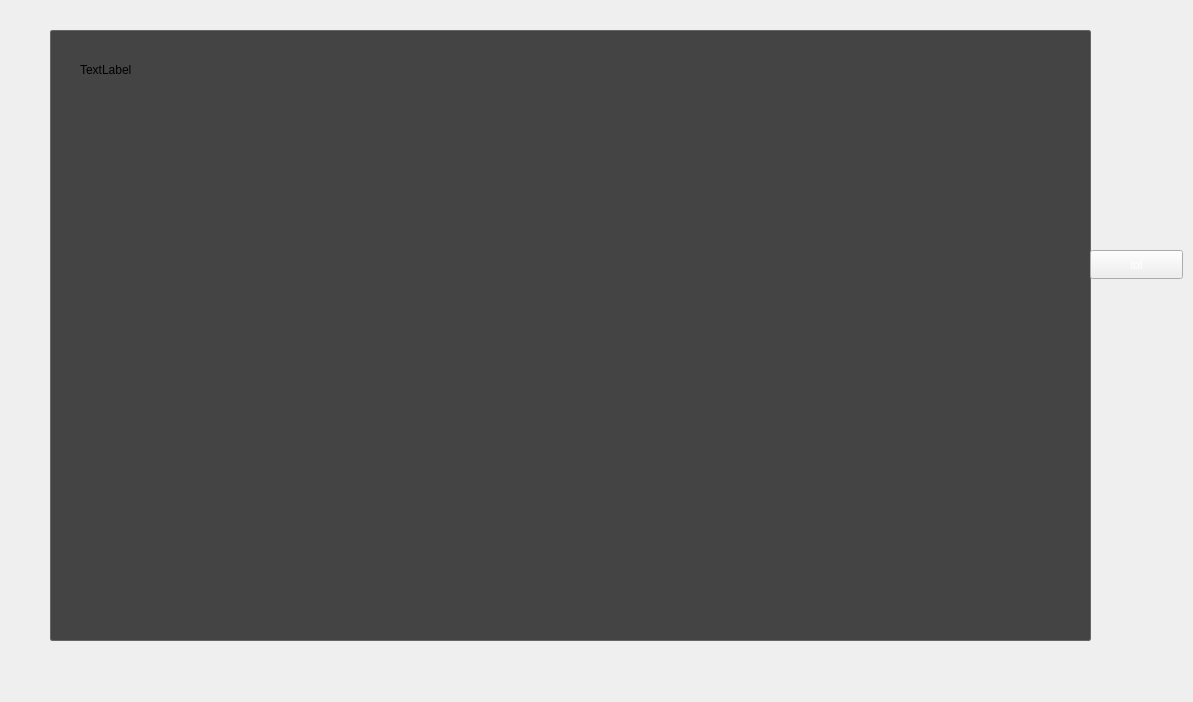
Above: Widgets/FigureContainer/figurecontainer.ui from idrisT11/Image-Editor before the change. Below: the same form after it.
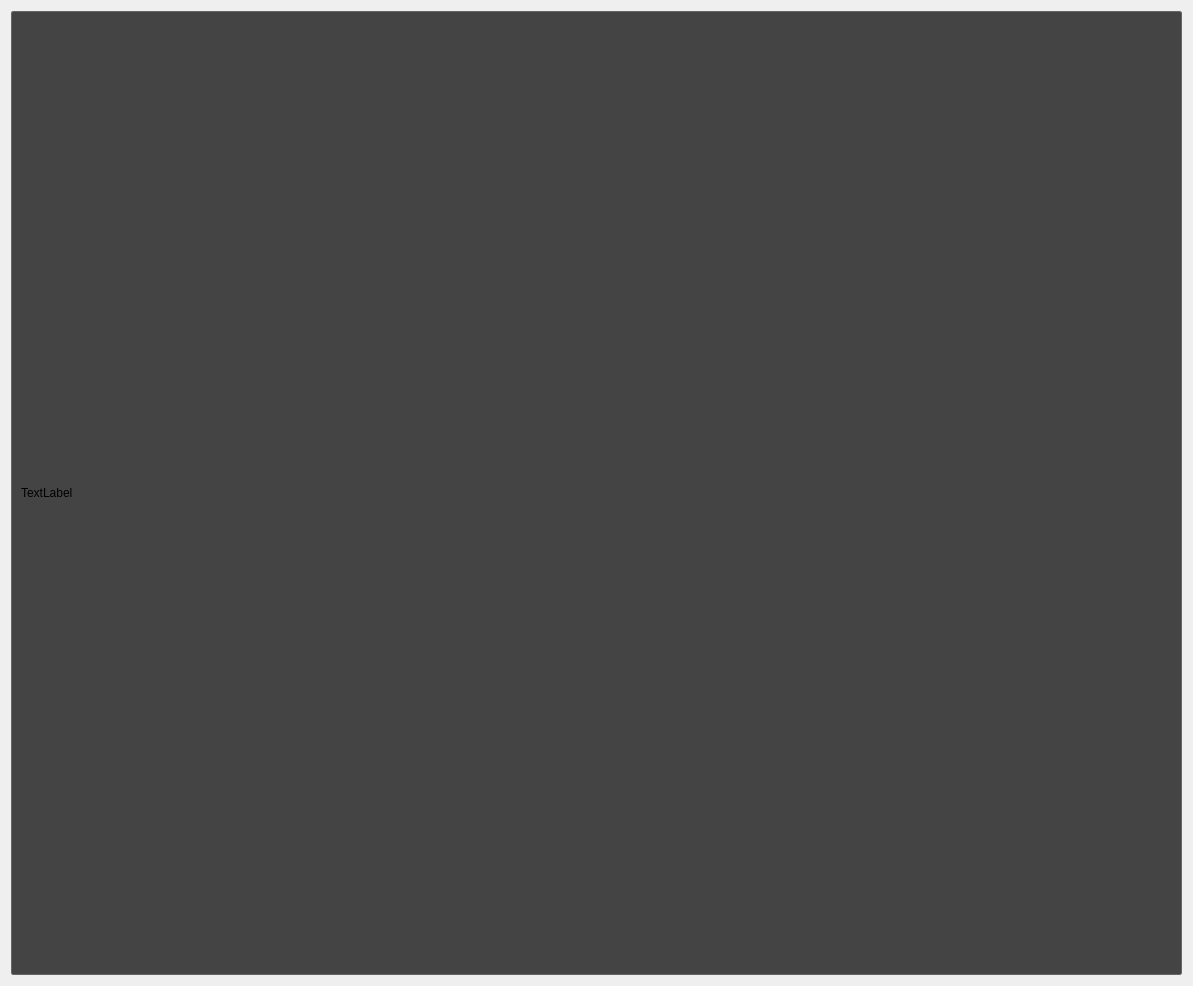
That is the form after the change. Custom widgets are drawn as their Qt base class.

```diff
--- a/Widgets/FigureContainer/figurecontainer.ui
+++ b/Widgets/FigureContainer/figurecontainer.ui
@@ -7,7 +7,7 @@
     <x>0</x>
     <y>0</y>
     <width>1193</width>
-    <height>702</height>
+    <height>986</height>
    </rect>
   </property>
   <property name="mouseTracking">
@@ -19,31 +19,9 @@
   <property name="autoFillBackground">
    <bool>false</bool>
   </property>
-  <widget class="QPushButton" name="pushButton">
-   <property name="geometry">
-    <rect>
-     <x>1090</x>
-     <y>250</y>
-     <width>93</width>
-     <height>29</height>
-    </rect>
-   </property>
-   <property name="styleSheet">
-    <string notr="true">color: #FFF;</string>
-   </property>
-   <property name="text">
-    <string>lol</string>
-   </property>
-  </widget>
+  <layout class="QVBoxLayout" name="verticalLayout">
+   <item>
   <widget class="FigureFrame" name="figureFrame">
-   <property name="geometry">
-    <rect>
-     <x>50</x>
-     <y>30</y>
-     <width>1041</width>
-     <height>611</height>
-    </rect>
-   </property>
    <property name="mouseTracking">
     <bool>false</bool>
    </property>
@@ -53,15 +31,9 @@
 border-radius: 2px;
 </string>
    </property>
+     <layout class="QGridLayout" name="gridLayout">
+      <item row="0" column="0">
    <widget class="FigureContent" name="myLabel">
-    <property name="geometry">
-     <rect>
-      <x>30</x>
-      <y>30</y>
-      <width>63</width>
-      <height>20</height>
-     </rect>
-    </property>
     <property name="styleSheet">
      <string notr="true">border: none;</string>
     </property>
@@ -69,9 +41,11 @@
      <string>TextLabel</string>
     </property>
    </widget>
-  </widget>
-  <zorder>figureFrame</zorder>
-  <zorder>pushButton</zorder>
+      </item>
+     </layout>
+    </widget>
+   </item>
+  </layout>
  </widget>
  <customwidgets>
   <customwidget>
```
Left out of the diff: 4 changed lines with no effect on the pictures. Lines whose indentation alone changed are shown as unchanged.
